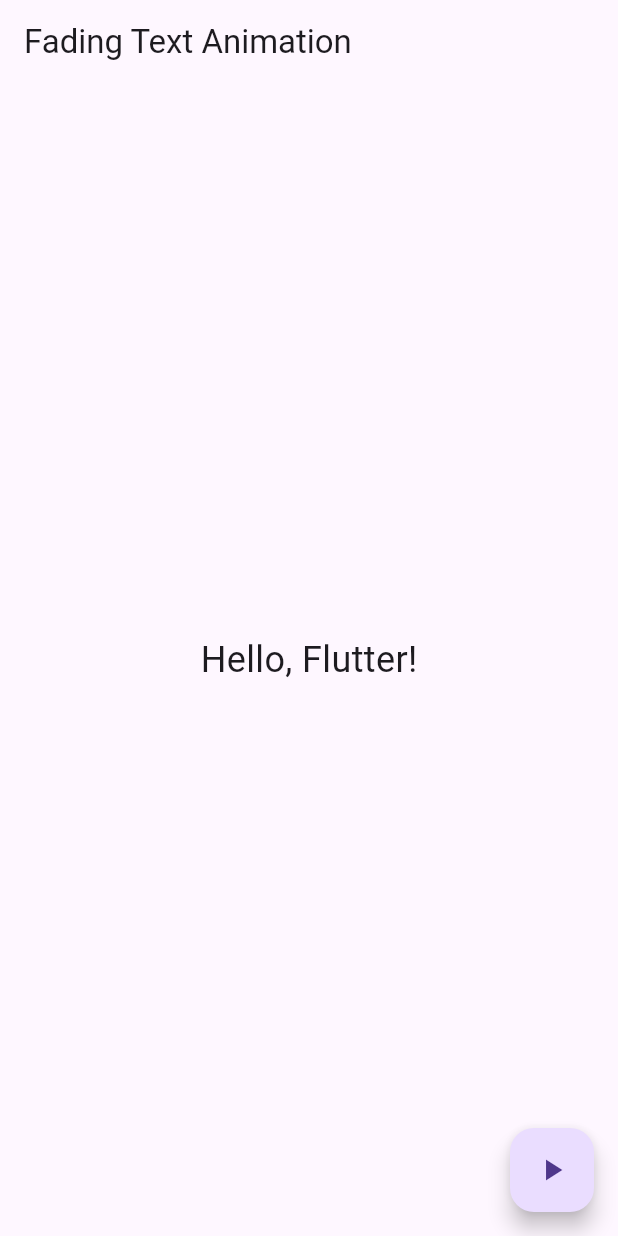
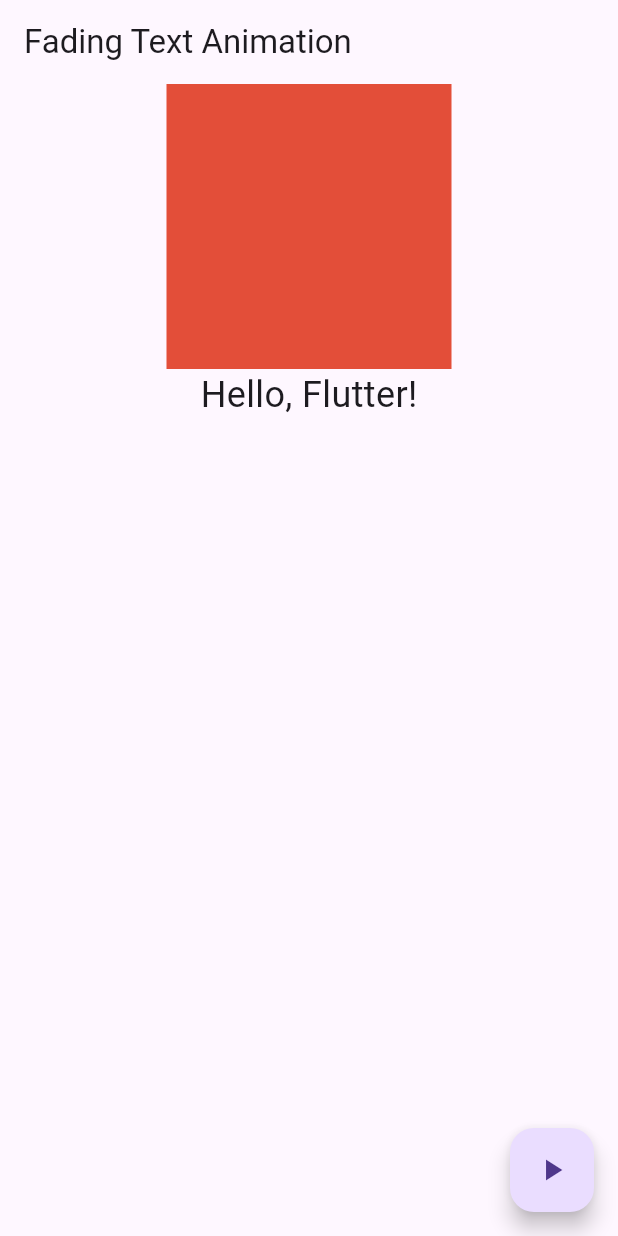
Before and after one commit to DavEspo/fading_text_animation, a Flutter app: the screen it shows after launch, on a phone screen of 412 x 824 dp. Run offline on Flutter 3.47's test engine with Material 3 defaults, Android fonts, the phone set to English and light mode, and no system bars.

Commit message:
Third Commit

```diff
--- a/lib/main.dart
+++ b/lib/main.dart
@@ -18,13 +18,38 @@ class FadingTextAnimation extends StatefulWidget {
   _FadingTextAnimationState createState() => _FadingTextAnimationState();
 }
 
-class _FadingTextAnimationState extends State<FadingTextAnimation> {
+class _FadingTextAnimationState extends State<FadingTextAnimation> with SingleTickerProviderStateMixin{
   bool _isVisible = true;
+  late AnimationController controller;
+  late Animation colorAnimation;
+  late Animation sizeAnimation;
+
 
   void toggleVisibility() {
     setState(() {
       _isVisible = !_isVisible;
+    //   // controller=AnimationController(vsync: this, duration: Duration(seconds: 1));
+    //   // super.initState();
+    // controller=AnimationController(vsync: this, duration: Duration(seconds: 2));
+    // colorAnimation=ColorTween(begin: Colors.green, end: Colors.red).animate(controller);
+    // sizeAnimation=Tween<double>(begin: 100, end: 200).animate(controller);
+    // controller.addListener(() {
+    //   setState(() {});
+    // },);
+    // controller.repeat();
     });
+  }
+
+  @override
+  void initState() {
+    // super.initState();
+    controller=AnimationController(vsync: this, duration: Duration(seconds: 2));
+    colorAnimation=ColorTween(begin: Colors.green, end: Colors.red).animate(controller);
+    sizeAnimation=Tween<double>(begin: 100, end: 200).animate(controller);
+    controller.addListener(() {
+      setState(() {});
+    },);
+    controller.repeat();
   }
 
   @override
@@ -34,7 +59,20 @@ class _FadingTextAnimationState extends State<FadingTextAnimation> {
         title: Text('Fading Text Animation'),
       ),
       body: Center(
-        child: GestureDetector(
+        // child: Container(
+
+        // ),
+        child: Column(
+          children: [
+            Container(
+              height: sizeAnimation.value,
+              width: sizeAnimation.value,
+              color: colorAnimation.value,
+              // onTap
+            ),
+            // GestureDetector(onTap: initState(),
+            // child: ColorTween(begin: Colors.green, end: Colors.red).animate(controller),),
+          GestureDetector(
           onTap: toggleVisibility,
           child: AnimatedOpacity(
             opacity: _isVisible ? 1.0 : 0.0,
@@ -47,7 +85,8 @@ class _FadingTextAnimationState extends State<FadingTextAnimation> {
             curve: Curves.easeInOut
 
           ),
-        )
+        )]
+      ),
       ),
       floatingActionButton: FloatingActionButton(
         onPressed: toggleVisibility,
```
